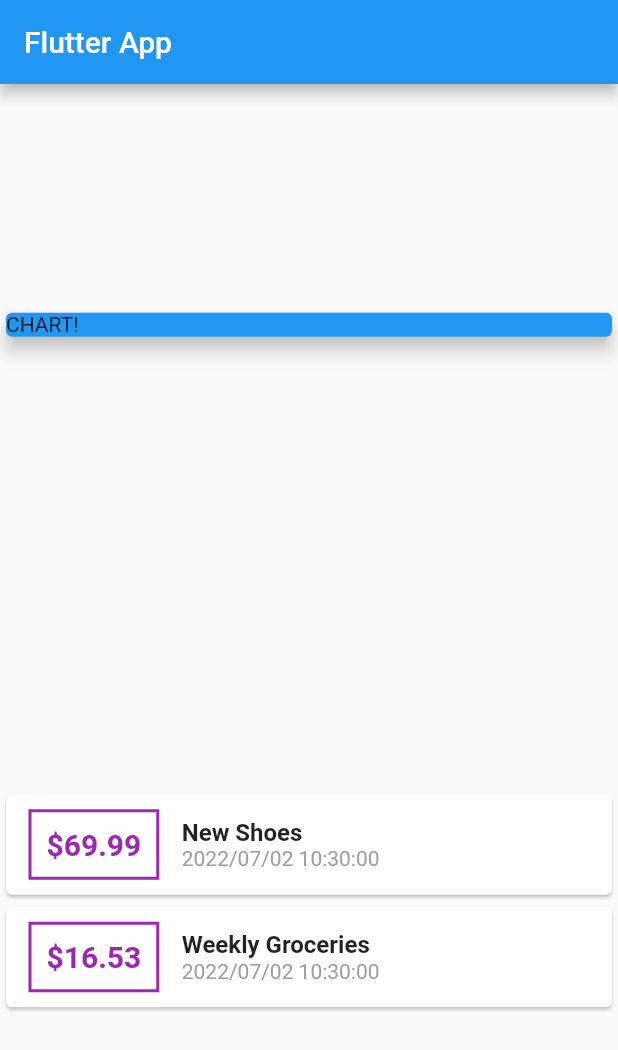
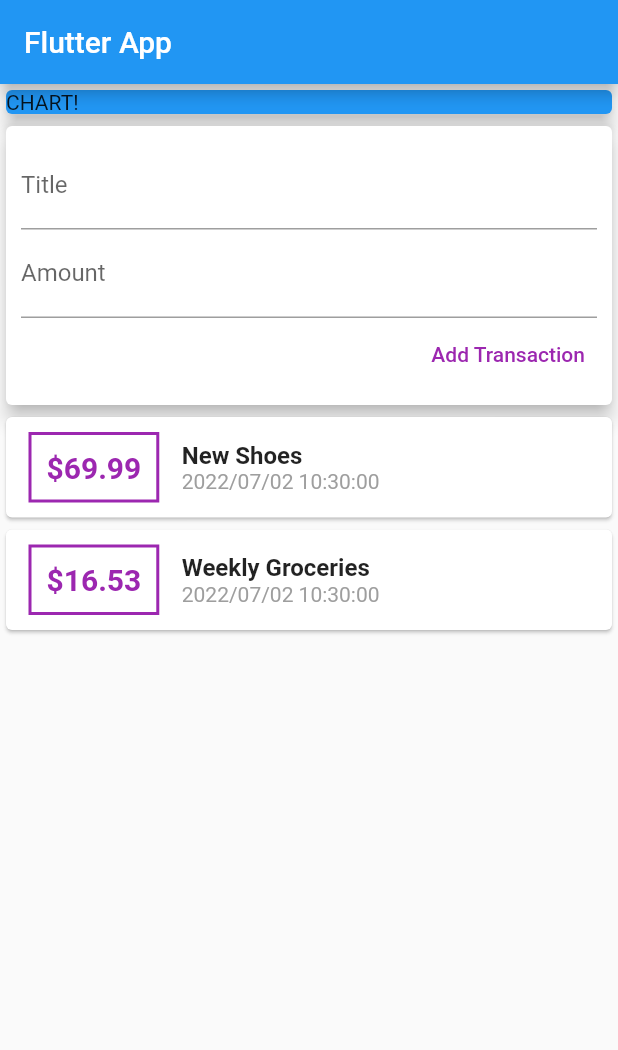
Before and after one commit to sanchoco/personal_expenses_app, a Flutter app: the screen it shows after launch, on a phone screen of 412 x 824 dp. Shown: the top 1050 px of the screen. Run offline on Flutter 3.47's test engine with Material 2 defaults, Android fonts, the phone set to English and light mode, and no system bars.

Commit message:
refactor transacton list widget

```diff
--- a/lib/main.dart
+++ b/lib/main.dart
@@ -1,5 +1,6 @@
 import 'package:flutter/material.dart';
-import 'package:flutter_complete_guide/transaction.dart';
+import 'package:flutter_complete_guide/models/transaction.dart';
+import 'package:flutter_complete_guide/widgets/transaction_list.dart';
 import 'package:intl/intl.dart';
 
 void main() => runApp(MyApp());
@@ -15,16 +16,16 @@ class MyApp extends StatelessWidget {
 }
 
 class MyHomePage extends StatelessWidget {
-  final List<Transaction> transactions = [
-    Transaction(id: 't1', title: 'New Shoes', amount: 69.99, date: DateTime.now()),
-    Transaction(id: 't2', title: 'Weekly Groceries', amount: 16.53, date: DateTime.now()),
-  ];
+  final List<Transaction> transactions = [];
+  final titleController = TextEditingController();
+  final amountColtroller = TextEditingController();
+
   @override
   Widget build(BuildContext context) {
     return Scaffold(
       appBar: AppBar(title: Text('Flutter App')),
       body: Column(
-        mainAxisAlignment: MainAxisAlignment.spaceAround,
+        // mainAxisAlignment: MainAxisAlignment.start,
         crossAxisAlignment: CrossAxisAlignment.stretch,
         children: [
           Card(
@@ -35,38 +36,24 @@ class MyHomePage extends StatelessWidget {
               width: double.infinity,
             ),
           ),
-          Column(
-            children: transactions.map((tx) {
-              return Card(
-                child: Row(
-                  children: [
-                    Container(
-                      margin: EdgeInsets.symmetric(vertical: 10, horizontal: 15),
-                      decoration: BoxDecoration(border: Border.all(color: Colors.purple, width: 2)),
-                      padding: EdgeInsets.all(10),
-                      child: Text(
-                        style: TextStyle(fontWeight: FontWeight.bold, fontSize: 20, color: Colors.purple),
-                        '\$${tx.amount}',
-                      ),
-                    ),
-                    Column(
-                      crossAxisAlignment: CrossAxisAlignment.start,
-                      children: [
-                        Text(
-                          tx.title,
-                          style: TextStyle(fontWeight: FontWeight.bold, fontSize: 16),
-                        ),
-                        Text(
-                          '${DateFormat('yyyy/MM/dd HH:mm:ss').format(tx.date)}',
-                          style: TextStyle(color: Colors.grey),
-                        ),
-                      ],
-                    ),
-                  ],
-                ),
-              );
-            }).toList(),
+          Card(
+            elevation: 5,
+            child: Container(
+              padding: EdgeInsets.all(10),
+              child: Column(crossAxisAlignment: CrossAxisAlignment.end, children: [
+                TextField(decoration: InputDecoration(labelText: 'Title'), controller: titleController),
+                TextField(decoration: InputDecoration(labelText: 'Amount'), controller: amountColtroller),
+                TextButton(
+                  child: Text('Add Transaction', style: TextStyle(color: Colors.purple)),
+                  onPressed: () {
+                    print(titleController.text);
+                    print(amountColtroller.text);
+                  },
+                )
+              ]),
+            ),
           ),
+          TransactionList()
         ],
       ),
     );
--- /dev/null
+++ b/lib/widgets/transaction_list.dart
@@ -0,0 +1,55 @@
+import 'package:flutter/material.dart';
+import 'package:flutter/src/foundation/key.dart';
+import 'package:flutter/src/widgets/framework.dart';
+import 'package:flutter_complete_guide/models/transaction.dart';
+import 'package:intl/intl.dart';
+
+class TransactionList extends StatefulWidget {
+  const TransactionList({Key? key}) : super(key: key);
+
+  @override
+  State<TransactionList> createState() => _TransactionListState();
+}
+
+class _TransactionListState extends State<TransactionList> {
+  final List<Transaction> _userTransactions = [
+    Transaction(id: 't1', title: 'New Shoes', amount: 69.99, date: DateTime.now()),
+    Transaction(id: 't2', title: 'Weekly Groceries', amount: 16.53, date: DateTime.now()),
+  ];
+
+  @override
+  Widget build(BuildContext context) {
+    return Column(
+      children: _userTransactions.map((tx) {
+        return Card(
+          child: Row(
+            children: [
+              Container(
+                margin: EdgeInsets.symmetric(vertical: 10, horizontal: 15),
+                decoration: BoxDecoration(border: Border.all(color: Colors.purple, width: 2)),
+                padding: EdgeInsets.all(10),
+                child: Text(
+                  style: TextStyle(fontWeight: FontWeight.bold, fontSize: 20, color: Colors.purple),
+                  '\$${tx.amount}',
+                ),
+              ),
+              Column(
+                crossAxisAlignment: CrossAxisAlignment.start,
+                children: [
+                  Text(
+                    tx.title,
+                    style: TextStyle(fontWeight: FontWeight.bold, fontSize: 16),
+                  ),
+                  Text(
+                    '${DateFormat('yyyy/MM/dd HH:mm:ss').format(tx.date)}',
+                    style: TextStyle(color: Colors.grey),
+                  ),
+                ],
+              ),
+            ],
+          ),
+        );
+      }).toList(),
+    );
+  }
+}
```
Also changed, not shown: lib/models/transaction.dart (renamed from lib/transaction.dart).
